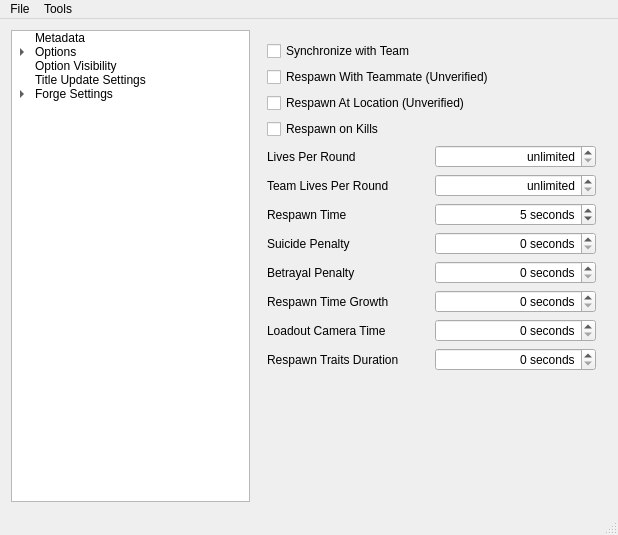
Above: native/src/ReachVariantTool/ReachVariantTool.ui from DavidJCobb/ReachVariantEditor before the change. Below: the same form after it.
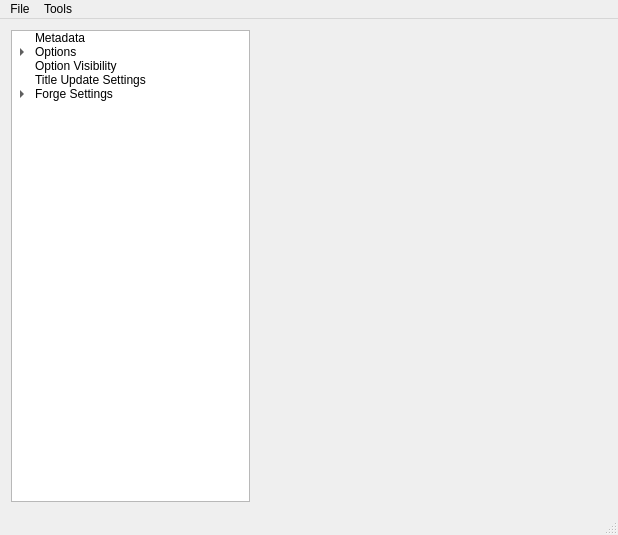
That is the form after the change. The open tabs and pages were chosen to show the change. Custom widgets are drawn as their Qt base class.

Commit message:
ReachEditorState is now a QObject; started dividing up main window
ReachEditorState is now a QObject with signals and slots.

Started dividing the main window pages up into their own files, relying on ReachEditorState's signals to trigger UI updates.

Patch:
```diff
--- a/native/src/ReachVariantTool/ReachVariantTool.ui
+++ b/native/src/ReachVariantTool/ReachVariantTool.ui
@@ -657,239 +657,8 @@
       </widget>
       <widget class="QWidget" name="PageOptionsRespawn">
        <layout class="QGridLayout" name="gridLayout_3">
-        <item row="6" column="0">
-         <widget class="QLabel" name="label_12">
-          <property name="text">
-           <string>Respawn Time</string>
-          </property>
-          <property name="buddy">
-           <cstring>optionsRespawnRespawnTime</cstring>
-          </property>
-         </widget>
-        </item>
-        <item row="0" column="0" colspan="2">
-         <widget class="QCheckBox" name="optionsRespawnSyncWithTeam">
-          <property name="text">
-           <string>Synchronize with Team</string>
-          </property>
-         </widget>
-        </item>
-        <item row="7" column="1">
-         <widget class="QSpinBox" name="optionsRespawnSuicidePenalty">
-          <property name="alignment">
-           <set>Qt::AlignRight|Qt::AlignTrailing|Qt::AlignVCenter</set>
-          </property>
-          <property name="suffix">
-           <string> seconds</string>
-          </property>
-          <property name="maximum">
-           <number>255</number>
-          </property>
-         </widget>
-        </item>
-        <item row="7" column="0">
-         <widget class="QLabel" name="label_13">
-          <property name="text">
-           <string>Suicide Penalty</string>
-          </property>
-          <property name="buddy">
-           <cstring>optionsRespawnSuicidePenalty</cstring>
-          </property>
-         </widget>
-        </item>
-        <item row="8" column="0">
-         <widget class="QLabel" name="label_14">
-          <property name="text">
-           <string>Betrayal Penalty</string>
-          </property>
-          <property name="buddy">
-           <cstring>optionsRespawnBetrayalPenalty</cstring>
-          </property>
-         </widget>
-        </item>
-        <item row="5" column="0">
-         <widget class="QLabel" name="label_11">
-          <property name="text">
-           <string>Team Lives Per Round</string>
-          </property>
-          <property name="buddy">
-           <cstring>optionsRespawnTeamLivesPerRound</cstring>
-          </property>
-         </widget>
-        </item>
-        <item row="9" column="1">
-         <widget class="QSpinBox" name="optionsRespawnRespawnGrowth">
-          <property name="alignment">
-           <set>Qt::AlignRight|Qt::AlignTrailing|Qt::AlignVCenter</set>
-          </property>
-          <property name="suffix">
-           <string> seconds</string>
-          </property>
-          <property name="maximum">
-           <number>15</number>
-          </property>
-         </widget>
-        </item>
-        <item row="11" column="0">
-         <widget class="QLabel" name="label_17">
-          <property name="text">
-           <string>Respawn Traits Duration</string>
-          </property>
-          <property name="buddy">
-           <cstring>optionsRespawnTraitsDuration</cstring>
-          </property>
-         </widget>
-        </item>
-        <item row="5" column="1">
-         <widget class="QSpinBox" name="optionsRespawnTeamLivesPerRound">
-          <property name="alignment">
-           <set>Qt::AlignRight|Qt::AlignTrailing|Qt::AlignVCenter</set>
-          </property>
-          <property name="specialValueText">
-           <string comment="TeamLivesPerRoundField">unlimited</string>
-          </property>
-          <property name="suffix">
-           <string> lives</string>
-          </property>
-          <property name="maximum">
-           <number>127</number>
-          </property>
-         </widget>
-        </item>
-        <item row="10" column="1">
-         <widget class="QSpinBox" name="optionsRespawnLoadoutCamTime">
-          <property name="alignment">
-           <set>Qt::AlignRight|Qt::AlignTrailing|Qt::AlignVCenter</set>
-          </property>
-          <property name="suffix">
-           <string> seconds</string>
-          </property>
-          <property name="maximum">
-           <number>15</number>
-          </property>
-         </widget>
-        </item>
-        <item row="8" column="1">
-         <widget class="QSpinBox" name="optionsRespawnBetrayalPenalty">
-          <property name="alignment">
-           <set>Qt::AlignRight|Qt::AlignTrailing|Qt::AlignVCenter</set>
-          </property>
-          <property name="suffix">
-           <string> seconds</string>
-          </property>
-          <property name="maximum">
-           <number>255</number>
-          </property>
-         </widget>
-        </item>
-        <item row="6" column="1">
-         <widget class="QSpinBox" name="optionsRespawnRespawnTime">
-          <property name="alignment">
-           <set>Qt::AlignRight|Qt::AlignTrailing|Qt::AlignVCenter</set>
-          </property>
-          <property name="suffix">
-           <string> seconds</string>
-          </property>
-          <property name="maximum">
-           <number>255</number>
-          </property>
-          <property name="value">
-           <number>5</number>
-          </property>
-         </widget>
-        </item>
-        <item row="4" column="0">
-         <widget class="QLabel" name="label_10">
-          <property name="text">
-           <string>Lives Per Round</string>
-          </property>
-          <property name="buddy">
-           <cstring>optionsRespawnLivesPerRound</cstring>
-          </property>
-         </widget>
-        </item>
-        <item row="1" column="0" colspan="2">
-         <widget class="QCheckBox" name="optionsRespawnFlag1">
-          <property name="text">
-           <string>Respawn With Teammate (Unverified)</string>
-          </property>
-         </widget>
-        </item>
-        <item row="9" column="0">
-         <widget class="QLabel" name="label_15">
-          <property name="text">
-           <string>Respawn Time Growth</string>
-          </property>
-          <property name="buddy">
-           <cstring>optionsRespawnRespawnGrowth</cstring>
-          </property>
-         </widget>
-        </item>
-        <item row="4" column="1">
-         <widget class="QSpinBox" name="optionsRespawnLivesPerRound">
-          <property name="alignment">
-           <set>Qt::AlignRight|Qt::AlignTrailing|Qt::AlignVCenter</set>
-          </property>
-          <property name="specialValueText">
-           <string comment="LivesPerRoundField">unlimited</string>
-          </property>
-          <property name="suffix">
-           <string> lives</string>
-          </property>
-          <property name="maximum">
-           <number>63</number>
-          </property>
-         </widget>
-        </item>
-        <item row="2" column="0" colspan="2">
-         <widget class="QCheckBox" name="optionsRespawnFlag2">
-          <property name="text">
-           <string>Respawn At Location (Unverified)</string>
-          </property>
-         </widget>
-        </item>
-        <item row="3" column="0" colspan="2">
-         <widget class="QCheckBox" name="optionsRespawnRespawnOnKills">
-          <property name="text">
-           <string>Respawn on Kills</string>
-          </property>
-         </widget>
-        </item>
-        <item row="11" column="1">
-         <widget class="QSpinBox" name="optionsRespawnTraitsDuration">
-          <property name="alignment">
-           <set>Qt::AlignRight|Qt::AlignTrailing|Qt::AlignVCenter</set>
-          </property>
-          <property name="suffix">
-           <string> seconds</string>
-          </property>
-          <property name="maximum">
-           <number>63</number>
-          </property>
-         </widget>
-        </item>
-        <item row="10" column="0">
-         <widget class="QLabel" name="label_16">
-          <property name="text">
-           <string>Loadout Camera Time</string>
-          </property>
-          <property name="buddy">
-           <cstring>optionsRespawnLoadoutCamTime</cstring>
-          </property>
-         </widget>
-        </item>
-        <item row="12" column="0" colspan="2">
-         <spacer name="verticalSpacer_3">
-          <property name="orientation">
-           <enum>Qt::Vertical</enum>
-          </property>
-          <property name="sizeHint" stdset="0">
-           <size>
-            <width>20</width>
-            <height>0</height>
-           </size>
-          </property>
-         </spacer>
+        <item row="13" column="0">
+         <widget class="PageMPSettingsRespawn" name="pageContentRespawn" native="true"/>
         </item>
        </layout>
       </widget>
@@ -3896,6 +3665,24 @@
    <extends>QComboBox</extends>
    <header>ui/GametypeIconCombobox.h</header>
   </customwidget>
+  <customwidget>
+   <class>PageMPSettingsGeneral</class>
+   <extends>QWidget</extends>
+   <header>ui/main_window/page_multiplayer_settings_general.h</header>
+   <container>1</container>
+  </customwidget>
+  <customwidget>
+   <class>PageMPSettingsRespawn</class>
+   <extends>QWidget</extends>
+   <header>ui/main_window/page_multiplayer_settings_respawn.h</header>
+   <container>1</container>
+  </customwidget>
+  <customwidget>
+   <class>PageMPSettingsSocial</class>
+   <extends>QWidget</extends>
+   <header>ui/main_window/page_multiplayer_settings_social.h</header>
+   <container>1</container>
+  </customwidget>
  </customwidgets>
  <tabstops>
   <tabstop>MainTreeview</tabstop>
```
Left out of the diff: 282 changed lines with no effect on the pictures. The commit also changes 25 other files.
